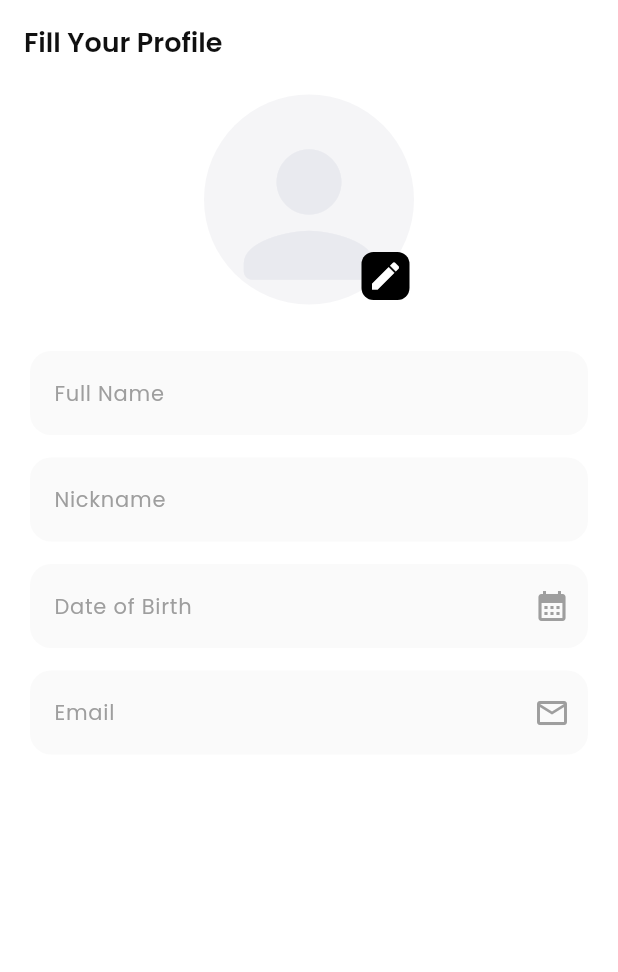
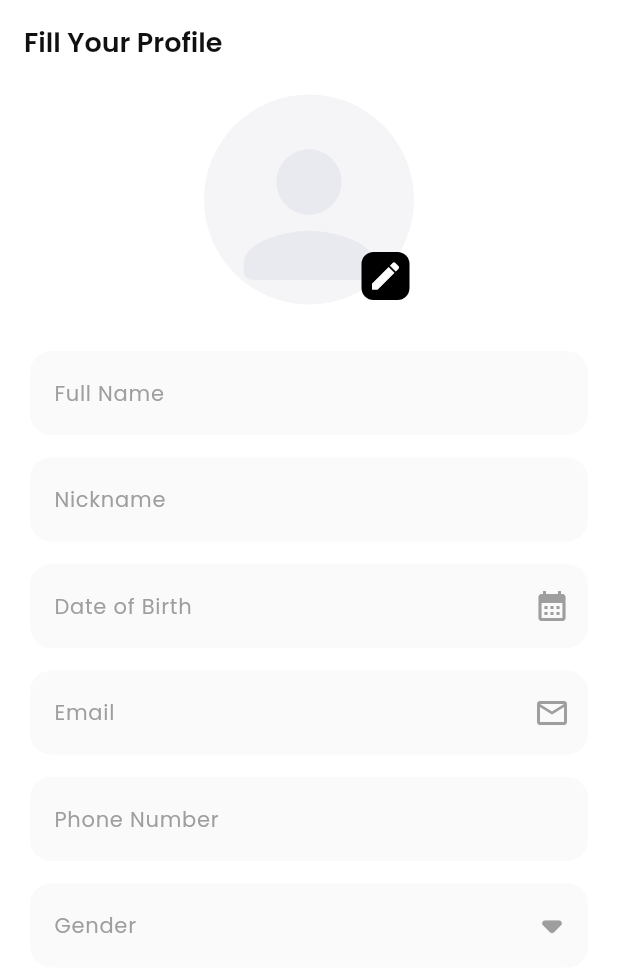
Before and after one commit to Aman-Singh-Rawat/E-Commerce-App, a Flutter app: the screen it shows after launch, on a phone screen of 412 x 824 dp. Shown: the top 972 px of the screen. Run offline on Flutter 3.47's test engine with Material 3 defaults, Android fonts, the phone set to English and light mode, and no system bars; our stand-ins replace flutter_svg, google_fonts.

Commit message:
add date field in fill_profile

```diff
--- a/lib/ui/screens/profile/fill_profile.dart
+++ b/lib/ui/screens/profile/fill_profile.dart
@@ -8,6 +8,14 @@ import 'package:shoesy/widgets/custom_textfield.dart';
 
 class FillProfile extends StatelessWidget {
   const FillProfile({super.key});
+
+  Future<void> _selectDate(BuildContext context) async {
+    final DateTime? pickedDate = await showDatePicker(
+      context: context,
+      firstDate: DateTime(1947),
+      lastDate: DateTime(2024),
+    );
+  }
 
   @override
   Widget build(BuildContext context) {
@@ -75,22 +83,34 @@ class FillProfile extends StatelessWidget {
                 hintText: "Full Name",
                 inputType: TextInputType.name,
               ),
-              const SizedBox(height: 15),
               const CustomTextField(
                 hintText: "Nickname",
                 inputType: TextInputType.name,
               ),
-              const SizedBox(height: 15),
-              const CustomTextField(
+              CustomTextField(
                 hintText: "Date of Birth",
+                isEnabled: true,
+                onClicked: () {
+                  print("Hey bro.!!");
+                  //_selectDate(context);
+                },
                 inputType: TextInputType.datetime,
                 suffixIcon: Icons.calendar_month,
               ),
-              const SizedBox(height: 15),
               const CustomTextField(
                 hintText: "Email",
                 inputType: TextInputType.emailAddress,
                 suffixIcon: Icons.email_outlined,
+              ),
+              const CustomTextField(
+                hintText: "Phone Number",
+                inputType: TextInputType.datetime,
+              ),
+              const CustomTextField(
+                hintText: "Gender",
+                isEnabled: true,
+                inputType: TextInputType.emailAddress,
+                suffixIcon: Icons.arrow_drop_down_rounded,
               ),
             ],
           ),
--- a/lib/widgets/custom_textfield.dart
+++ b/lib/widgets/custom_textfield.dart
@@ -9,15 +9,28 @@ class CustomTextField extends StatelessWidget {
     required this.hintText,
     this.suffixIcon,
     this.inputType,
+    this.isEnabled,
+    this.onClicked
   });
 
   final String hintText;
   final IconData? suffixIcon;
   final TextInputType? inputType;
+  final bool? isEnabled;
+  final VoidCallback? onClicked;
 
   @override
   Widget build(BuildContext context) {
-    return TextFormField(
+    return Column(
+      children: [
+        TextFormField(
+          onTap: () {
+            if (onClicked != null) {
+              print("TextFormField tapped"); // Debugging print
+              onClicked!(); // Trigger the onClicked callback
+            }
+        },
+          readOnly: isEnabled ?? false,
           keyboardType: inputType,
           cursorColor: const Color(0xFF101010),
           decoration: InputDecoration(
@@ -34,8 +47,20 @@ class CustomTextField extends StatelessWidget {
               color: Colors.grey,
               fontSize: 14,
             ),
-        suffixIcon: Icon(suffixIcon, color: Colors.grey,),
+            suffixIcon: (suffixIcon == Icons.arrow_drop_down_rounded)
+                ? Icon(
+                    suffixIcon,
+                    color: Colors.grey,
+                    size: 44,
+                  )
+                : Icon(
+                    suffixIcon,
+                    color: Colors.grey,
                   ),
+          ),
+        ),
+        const SizedBox(height: 15),
+      ],
     );
   }
 }
```
Lines whose indentation alone changed are shown as unchanged.
